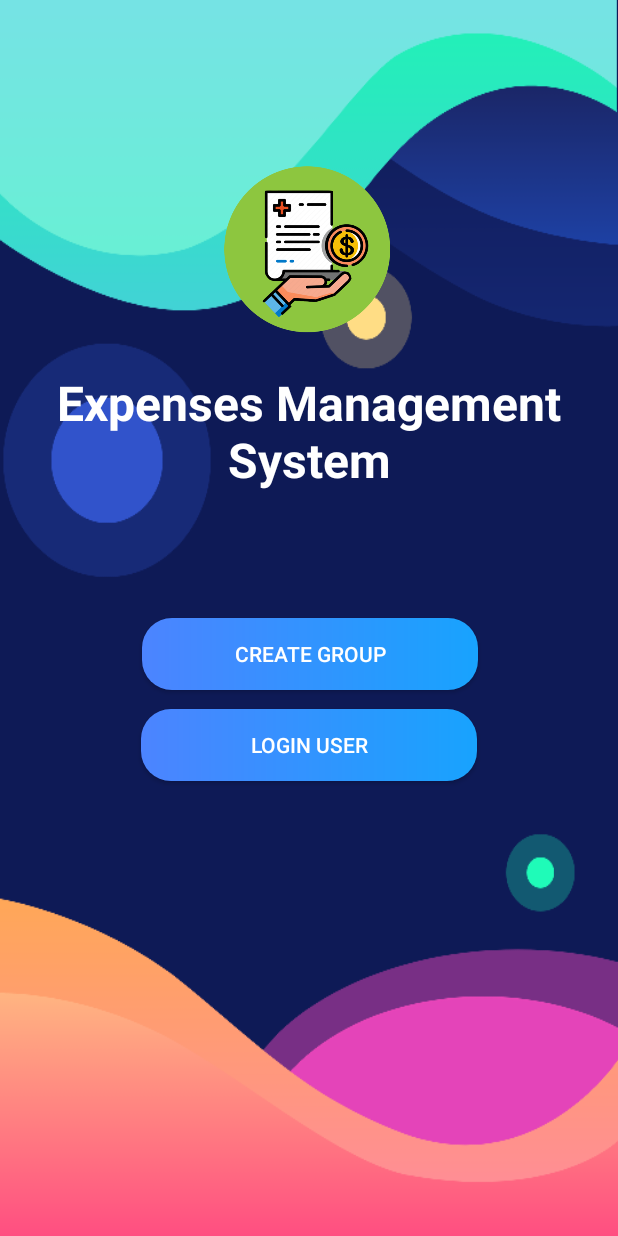
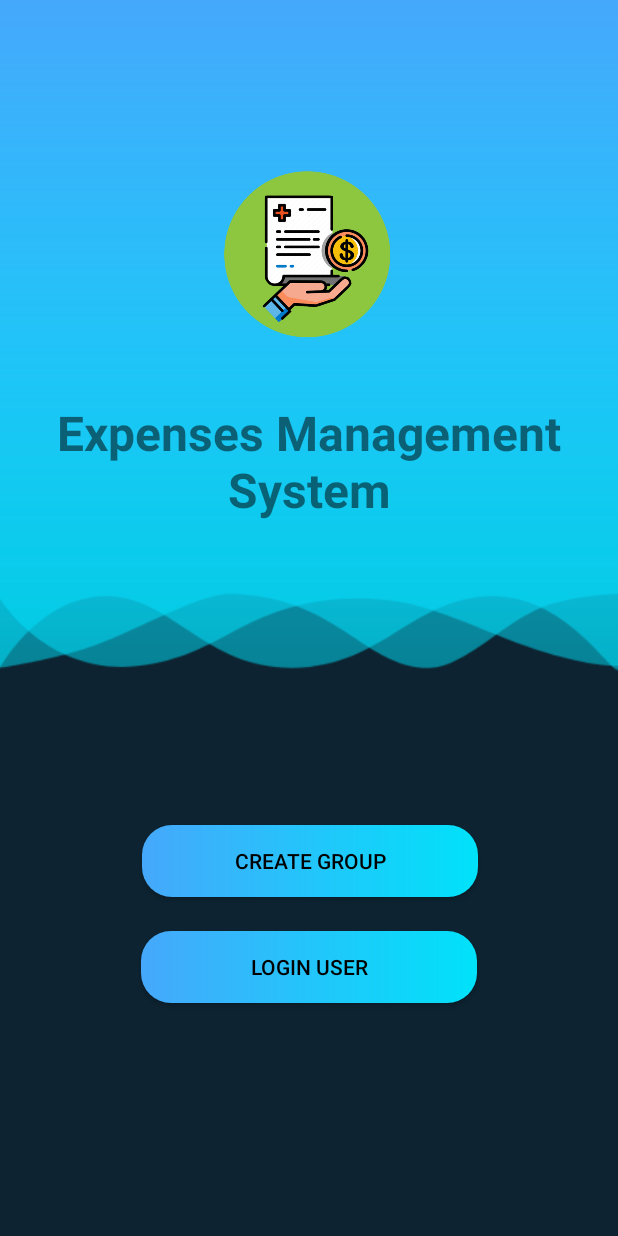
Before and after one commit to Hummer97/EMS_Android_Project, an Android app: the screen it shows after launch once a user with an empty profile is signed in (MainActivity), on a phone screen of 412 x 824 dp. Run offline under Robolectric (Android 15) with nearby library versions, the phone set to English and light mode, and no system bars.

Commit message:
some changes

```diff
--- a/app/src/main/res/drawable/btn_gradient_style.xml
+++ b/app/src/main/res/drawable/btn_gradient_style.xml
@@ -1,6 +1,6 @@
 <?xml version="1.0" encoding="utf-8"?>
 <shape xmlns:android="http://schemas.android.com/apk/res/android">
     <corners android:radius="20dp"></corners>
-    <gradient   android:startColor="@color/gradient_start_color"
-        android:endColor="@color/gradient_end_color"></gradient>
+    <gradient   android:startColor="#46A8FB"
+        android:endColor="#00E2FA"></gradient>
 </shape>
--- a/app/src/main/res/layout/activity_main.xml
+++ b/app/src/main/res/layout/activity_main.xml
@@ -2,9 +2,9 @@
 <androidx.constraintlayout.widget.ConstraintLayout xmlns:android="http://schemas.android.com/apk/res/android"
     xmlns:app="http://schemas.android.com/apk/res-auto"
     xmlns:tools="http://schemas.android.com/tools"
-    android:layout_width="match_parent"
+    android:layout_width="wrap_content"
     android:layout_height="match_parent"
-    android:background="@mipmap/dashboard_bg"
+    android:background="@drawable/main_page"
 
     tools:context="com.roy.Expenses_Management_System.Activities.MainActivity">
 
@@ -13,38 +13,45 @@
         android:id="@+id/textView"
         android:layout_width="wrap_content"
         android:layout_height="wrap_content"
+        android:layout_marginBottom="24dp"
+        android:gravity="center_horizontal"
         android:text="Expenses Management System"
         android:textAlignment="center"
-        android:textColor="@color/colorWhite"
+        android:textColor="#000000"
+        android:alpha="0.52"
         android:textSize="32dp"
         android:textStyle="bold"
         app:layout_constraintBottom_toTopOf="@+id/guideline3"
         app:layout_constraintEnd_toEndOf="parent"
+        app:layout_constraintHorizontal_bias="0.0"
         app:layout_constraintStart_toStartOf="parent"
-        android:gravity="center_horizontal" />
+        app:layout_constraintTop_toBottomOf="@+id/imageView2"
+        app:layout_constraintVertical_bias="0.31" />
 
     <Button
         android:id="@+id/createGroupBtn"
         android:layout_width="wrap_content"
         android:layout_height="wrap_content"
-        android:layout_marginTop="84dp"
         android:background="@drawable/btn_gradient_style"
         android:ems="14"
         android:text="Create Group"
-        android:textColor="@color/colorWhite"
+        android:textColor="#000000"
+        app:layout_constraintBottom_toBottomOf="parent"
         app:layout_constraintEnd_toEndOf="parent"
         app:layout_constraintHorizontal_bias="0.502"
         app:layout_constraintStart_toStartOf="parent"
-        app:layout_constraintTop_toBottomOf="@+id/textView" />
+        app:layout_constraintTop_toTopOf="@+id/guideline3"
+        app:layout_constraintVertical_bias="0.3" />
 
     <Button
         android:id="@+id/loginBtn"
         android:layout_width="wrap_content"
         android:layout_height="wrap_content"
+        android:layout_marginTop="16dp"
         android:background="@drawable/btn_gradient_style"
         android:ems="14"
         android:text="LogIn User"
-        android:textColor="@color/colorWhite"
+        android:textColor="#000000"
         app:layout_constraintBottom_toBottomOf="parent"
         app:layout_constraintEnd_toEndOf="parent"
         app:layout_constraintStart_toStartOf="parent"
@@ -55,11 +62,11 @@
         android:id="@+id/imageView2"
         android:layout_width="120dp"
         android:layout_height="120dp"
-        app:layout_constraintBottom_toTopOf="@+id/textView"
+        app:layout_constraintBottom_toTopOf="@+id/guideline3"
         app:layout_constraintEnd_toEndOf="parent"
         app:layout_constraintStart_toStartOf="parent"
         app:layout_constraintTop_toTopOf="parent"
-        app:layout_constraintVertical_bias="0.84000003"
+        app:layout_constraintVertical_bias="0.32999998"
         app:srcCompat="@drawable/addexpenses" />
 
     <androidx.constraintlayout.widget.Guideline
@@ -67,5 +74,5 @@
         android:layout_width="wrap_content"
         android:layout_height="wrap_content"
         android:orientation="horizontal"
-        app:layout_constraintGuide_begin="328dp" />
+        app:layout_constraintGuide_percent="0.55" />
 </androidx.constraintlayout.widget.ConstraintLayout>
```
Also changed, not shown: app/src/main/res/drawable/ic_dashboard_bg.xml (added, +127 -0 lines), app/src/main/res/drawable/main_page.png (added).
